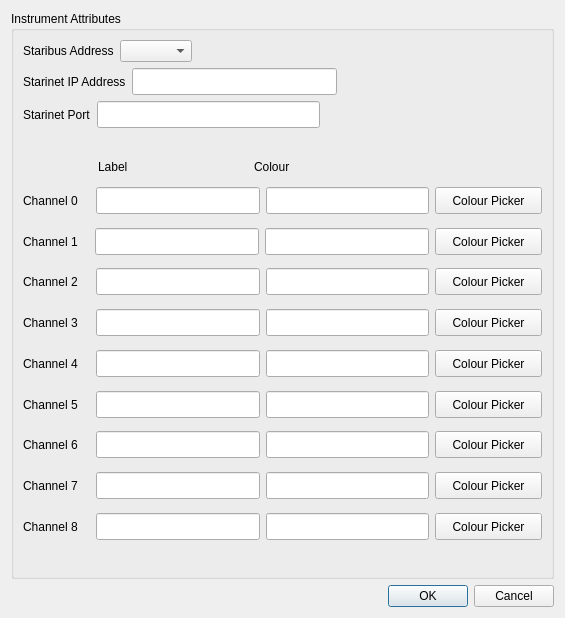
Above: ui/instrumentAttributes.ui from mhorn71/StarbaseMini before the change. Below: the same form after it.
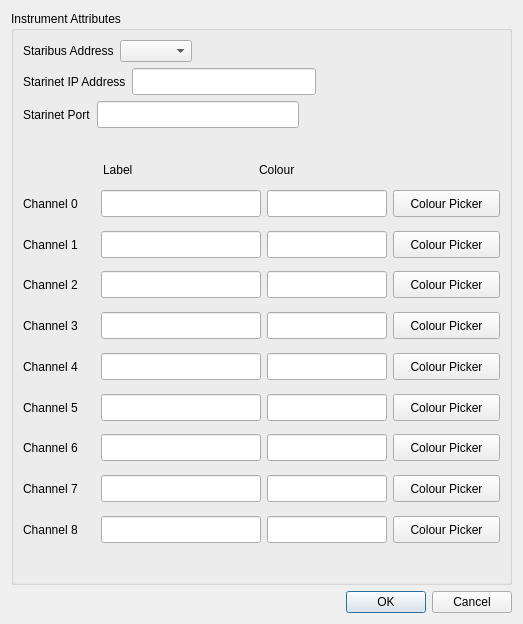
That is the form after the change.

Commit message: More colour picker changes.

Diff of the .ui file:
```diff
--- a/ui/instrumentAttributes.ui
+++ b/ui/instrumentAttributes.ui
@@ -6,13 +6,13 @@
    <rect>
     <x>0</x>
     <y>0</y>
-    <width>565</width>
-    <height>618</height>
+    <width>523</width>
+    <height>624</height>
    </rect>
   </property>
   <property name="minimumSize">
    <size>
-    <width>554</width>
+    <width>500</width>
     <height>603</height>
    </size>
   </property>
@@ -169,6 +169,12 @@
               <height>35</height>
              </size>
             </property>
+            <property name="maximumSize">
+             <size>
+              <width>80</width>
+              <height>16777215</height>
+             </size>
+            </property>
             <property name="text">
              <string>Channel 0</string>
             </property>
@@ -178,10 +184,16 @@
            <widget class="QLineEdit" name="Chan0LabelEdit">
             <property name="minimumSize">
              <size>
-              <width>158</width>
+              <width>120</width>
               <height>27</height>
              </size>
             </property>
+            <property name="maximumSize">
+             <size>
+              <width>160</width>
+              <height>16777215</height>
+             </size>
+            </property>
             <property name="maxLength">
              <number>12</number>
             </property>
@@ -191,10 +203,16 @@
            <widget class="QLineEdit" name="Chan0ColourLineEdit">
             <property name="minimumSize">
              <size>
-              <width>157</width>
+              <width>120</width>
               <height>27</height>
              </size>
             </property>
+            <property name="maximumSize">
+             <size>
+              <width>120</width>
+              <height>16777215</height>
+             </size>
+            </property>
             <property name="maxLength">
              <number>7</number>
             </property>
@@ -208,6 +226,12 @@
               <height>27</height>
              </size>
             </property>
+            <property name="maximumSize">
+             <size>
+              <width>100</width>
+              <height>16777215</height>
+             </size>
+            </property>
             <property name="text">
              <string>Colour Picker</string>
             </property>
@@ -225,6 +249,12 @@
               <height>35</height>
              </size>
             </property>
+            <property name="maximumSize">
+             <size>
+              <width>80</width>
+              <height>16777215</height>
+             </size>
+            </property>
             <property name="text">
              <string>Channel 1</string>
             </property>
@@ -234,10 +264,16 @@
            <widget class="QLineEdit" name="Chan1LabelEdit">
             <property name="minimumSize">
              <size>
-              <width>158</width>
+              <width>120</width>
               <height>27</height>
              </size>
             </property>
+            <property name="maximumSize">
+             <size>
+              <width>160</width>
+              <height>16777215</height>
+             </size>
+            </property>
             <property name="maxLength">
              <number>12</number>
             </property>
@@ -247,10 +283,16 @@
            <widget class="QLineEdit" name="Chan1ColourLineEdit">
             <property name="minimumSize">
              <size>
-              <width>158</width>
+              <width>120</width>
               <height>27</height>
              </size>
             </property>
+            <property name="maximumSize">
+             <size>
+              <width>120</width>
+              <height>16777215</height>
+             </size>
+            </property>
             <property name="maxLength">
              <number>7</number>
             </property>
@@ -264,6 +306,12 @@
               <height>27</height>
              </size>
             </property>
+            <property name="maximumSize">
+             <size>
+              <width>100</width>
+              <height>16777215</height>
+             </size>
+            </property>
             <property name="text">
              <string>Colour Picker</string>
             </property>
@@ -281,6 +329,12 @@
               <height>34</height>
              </size>
             </property>
+            <property name="maximumSize">
+             <size>
+              <width>80</width>
+              <height>16777215</height>
+             </size>
+            </property>
             <property name="text">
              <string>Channel 2</string>
             </property>
@@ -290,10 +344,16 @@
            <widget class="QLineEdit" name="Chan2LabelEdit">
             <property name="minimumSize">
              <size>
-              <width>158</width>
+              <width>120</width>
               <height>27</height>
              </size>
             </property>
+            <property name="maximumSize">
+             <size>
+              <width>160</width>
+              <height>16777215</height>
+             </size>
+            </property>
             <property name="maxLength">
              <number>12</number>
             </property>
@@ -303,10 +363,16 @@
            <widget class="QLineEdit" name="Chan2ColourLineEdit">
             <property name="minimumSize">
              <size>
-              <width>157</width>
+              <width>120</width>
               <height>27</height>
              </size>
             </property>
+            <property name="maximumSize">
+             <size>
+              <width>120</width>
+              <height>16777215</height>
+             </size>
+            </property>
             <property name="maxLength">
              <number>7</number>
             </property>
@@ -320,6 +386,12 @@
               <height>27</height>
              </size>
             </property>
+            <property name="maximumSize">
+             <size>
+              <width>100</width>
+              <height>16777215</height>
+             </size>
+            </property>
             <property name="text">
              <string>Colour Picker</string>
             </property>
@@ -337,6 +409,12 @@
               <height>35</height>
              </size>
             </property>
+            <property name="maximumSize">
+             <size>
+              <width>80</width>
+              <height>16777215</height>
+             </size>
+            </property>
             <property name="text">
              <string>Channel 3</string>
             </property>
@@ -346,10 +424,16 @@
            <widget class="QLineEdit" name="Chan3LabelEdit">
             <property name="minimumSize">
              <size>
-              <width>158</width>
+              <width>120</width>
               <height>27</height>
              </size>
             </property>
+            <property name="maximumSize">
+             <size>
+              <width>160</width>
+              <height>16777215</height>
+             </size>
+            </property>
             <property name="maxLength">
              <number>12</number>
             </property>
@@ -359,10 +443,16 @@
            <widget class="QLineEdit" name="Chan3ColourLineEdit">
             <property name="minimumSize">
              <size>
-              <width>157</width>
+              <width>120</width>
               <height>27</height>
              </size>
             </property>
+            <property name="maximumSize">
+             <size>
+              <width>120</width>
+              <height>16777215</height>
+             </size>
+            </property>
             <property name="maxLength">
              <number>7</number>
             </property>
@@ -376,6 +466,12 @@
               <height>27</height>
              </size>
             </property>
+            <property name="maximumSize">
+             <size>
+              <width>100</width>
+              <height>16777215</height>
+             </size>
+            </property>
             <property name="text">
              <string>Colour Picker</string>
             </property>
@@ -393,6 +489,12 @@
               <height>35</height>
              </size>
             </property>
+            <property name="maximumSize">
+             <size>
+              <width>80</width>
+              <height>16777215</height>
+             </size>
+            </property>
             <property name="text">
              <string>Channel 4</string>
             </property>
@@ -402,10 +504,16 @@
            <widget class="QLineEdit" name="Chan4LabelEdit">
             <property name="minimumSize">
              <size>
-              <width>158</width>
+              <width>120</width>
               <height>27</height>
              </size>
             </property>
+            <property name="maximumSize">
+             <size>
+              <width>160</width>
+              <height>16777215</height>
+             </size>
+            </property>
             <property name="maxLength">
              <number>12</number>
             </property>
@@ -415,10 +523,16 @@
            <widget class="QLineEdit" name="Chan4ColourLineEdit">
             <property name="minimumSize">
              <size>
-              <width>157</width>
+              <width>120</width>
               <height>27</height>
              </size>
             </property>
+            <property name="maximumSize">
+             <size>
+              <width>120</width>
+              <height>16777215</height>
+             </size>
+            </property>
             <property name="maxLength">
              <number>7</number>
             </property>
@@ -432,6 +546,12 @@
               <height>27</height>
              </size>
             </property>
+            <property name="maximumSize">
+             <size>
+              <width>100</width>
+              <height>16777215</height>
+             </size>
+            </property>
             <property name="text">
              <string>Colour Picker</string>
             </property>
@@ -449,6 +569,12 @@
               <height>35</height>
              </size>
             </property>
+            <property name="maximumSize">
+             <size>
+              <width>80</width>
+              <height>16777215</height>
+             </size>
+            </property>
             <property name="text">
              <string>Channel 5</string>
             </property>
@@ -458,10 +584,16 @@
            <widget class="QLineEdit" name="Chan5LabelEdit">
             <property name="minimumSize">
              <size>
-              <width>158</width>
+              <width>120</width>
               <height>27</height>
              </size>
             </property>
+            <property name="maximumSize">
+             <size>
+              <width>160</width>
+              <height>16777215</height>
+             </size>
+            </property>
             <property name="maxLength">
              <number>12</number>
             </property>
@@ -471,10 +603,16 @@
            <widget class="QLineEdit" name="Chan5ColourLineEdit">
             <property name="minimumSize">
              <size>
-              <width>157</width>
+              <width>120</width>
               <height>27</height>
              </size>
             </property>
+            <property name="maximumSize">
+             <size>
+              <width>120</width>
+              <height>16777215</height>
+             </size>
+            </property>
             <property name="maxLength">
              <number>7</number>
             </property>
@@ -488,6 +626,12 @@
               <height>27</height>
              </size>
             </property>
+            <property name="maximumSize">
+             <size>
+              <width>100</width>
+              <height>16777215</height>
+             </size>
+            </property>
             <property name="text">
              <string>Colour Picker</string>
             </property>
@@ -505,6 +649,12 @@
               <height>34</height>
              </size>
             </property>
+            <property name="maximumSize">
+             <size>
+              <width>80</width>
+              <height>16777215</height>
+             </size>
+            </property>
             <property name="text">
              <string>Channel 6</string>
             </property>
@@ -514,10 +664,16 @@
            <widget class="QLineEdit" name="Chan6LabelEdit">
             <property name="minimumSize">
              <size>
-              <width>158</width>
+              <width>120</width>
               <height>27</height>
              </size>
             </property>
+            <property name="maximumSize">
+             <size>
+              <width>160</width>
+              <height>16777215</height>
+             </size>
+            </property>
             <property name="maxLength">
              <number>12</number>
             </property>
@@ -527,10 +683,16 @@
            <widget class="QLineEdit" name="Chan6ColourLineEdit">
             <property name="minimumSize">
              <size>
-              <width>157</width>
+              <width>120</width>
               <height>27</height>
              </size>
             </property>
+            <property name="maximumSize">
+             <size>
+              <width>120</width>
+              <height>16777215</height>
+             </size>
+            </property>
             <property name="maxLength">
              <number>7</number>
             </property>
@@ -544,6 +706,12 @@
               <height>27</height>
              </size>
             </property>
+            <property name="maximumSize">
+             <size>
+              <width>100</width>
+              <height>16777215</height>
+             </size>
+            </property>
             <property name="text">
              <string>Colour Picker</string>
             </property>
@@ -561,6 +729,12 @@
               <height>35</height>
              </size>
             </property>
+            <property name="maximumSize">
+             <size>
+              <width>80</width>
+              <height>16777215</height>
+             </size>
+            </property>
             <property name="text">
              <string>Channel 7</string>
             </property>
@@ -570,10 +744,16 @@
            <widget class="QLineEdit" name="Chan7LabelEdit">
             <property name="minimumSize">
              <size>
-              <width>158</width>
+              <width>120</width>
               <height>27</height>
              </size>
             </property>
+            <property name="maximumSize">
+             <size>
+              <width>160</width>
+              <height>16777215</height>
+             </size>
+            </property>
             <property name="maxLength">
              <number>12</number>
             </property>
@@ -583,10 +763,16 @@
            <widget class="QLineEdit" name="Chan7ColourLineEdit">
             <property name="minimumSize">
              <size>
-              <width>157</width>
+              <width>120</width>
               <height>27</height>
              </size>
             </property>
+            <property name="maximumSize">
+             <size>
+              <width>120</width>
+              <height>16777215</height>
+             </size>
+            </property>
             <property name="maxLength">
              <number>7</number>
             </property>
@@ -600,6 +786,12 @@
               <height>27</height>
              </size>
             </property>
+            <property name="maximumSize">
+             <size>
+              <width>100</width>
+              <height>16777215</height>
+             </size>
+            </property>
             <property name="text">
              <string>Colour Picker</string>
             </property>
@@ -617,6 +809,12 @@
               <height>35</height>
              </size>
             </property>
+            <property name="maximumSize">
+             <size>
+              <width>80</width>
+              <height>16777215</height>
+             </size>
+            </property>
             <property name="text">
              <string>Channel 8</string>
             </property>
@@ -626,10 +824,16 @@
            <widget class="QLineEdit" name="Chan8LabelEdit">
             <property name="minimumSize">
              <size>
-              <width>158</width>
+              <width>120</width>
               <height>27</height>
              </size>
             </property>
+            <property name="maximumSize">
+             <size>
+              <width>160</width>
+              <height>16777215</height>
+             </size>
+            </property>
             <property name="maxLength">
              <number>12</number>
             </property>
@@ -639,10 +843,16 @@
            <widget class="QLineEdit" name="Chan8ColourLineEdit">
             <property name="minimumSize">
              <size>
-              <width>157</width>
+              <width>120</width>
               <height>27</height>
              </size>
             </property>
+            <property name="maximumSize">
+             <size>
+              <width>120</width>
+              <height>16777215</height>
+             </size>
+            </property>
             <property name="maxLength">
              <number>7</number>
             </property>
@@ -656,6 +866,12 @@
               <height>27</height>
              </size>
             </property>
+            <property name="maximumSize">
+             <size>
+              <width>100</width>
+              <height>16777215</height>
+             </size>
+            </property>
             <property name="text">
              <string>Colour Picker</string>
             </property>
@@ -675,7 +891,7 @@
             </property>
             <property name="sizeHint" stdset="0">
              <size>
-              <width>75</width>
+              <width>80</width>
               <height>20</height>
              </size>
             </property>
```
The commit also changes 1 other file.
